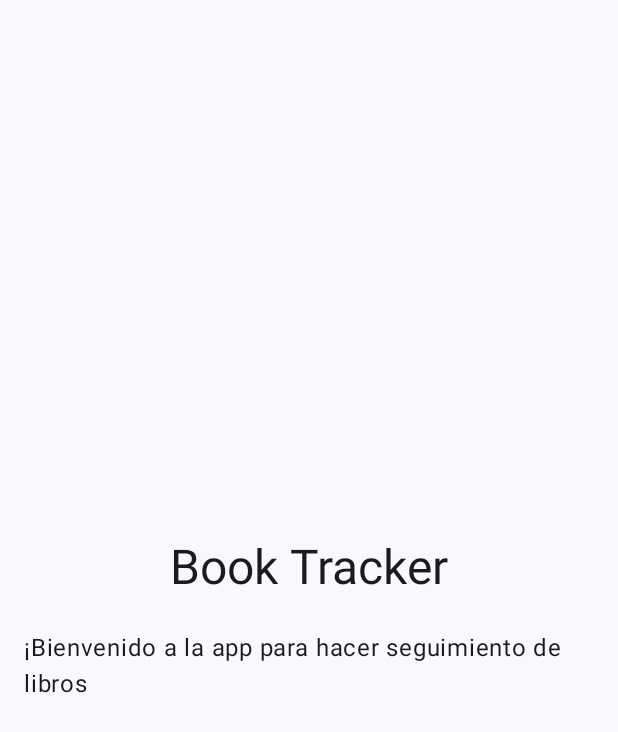
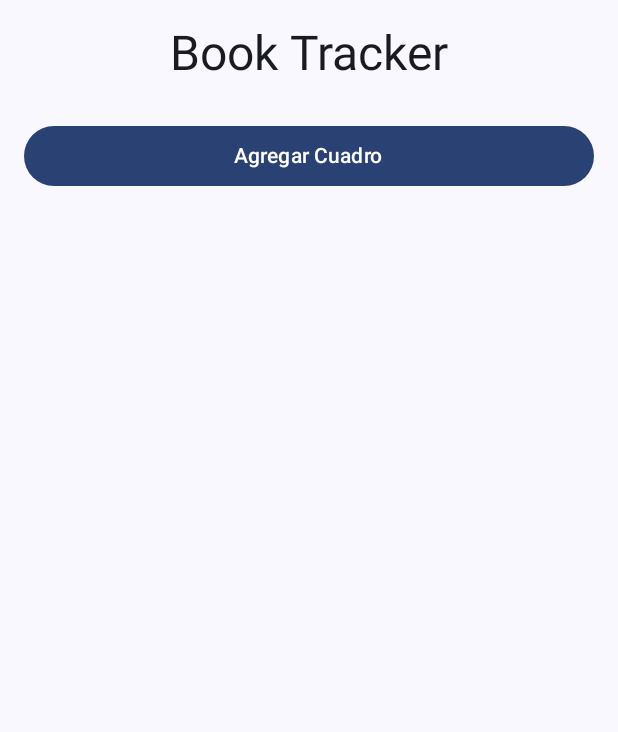
Before and after one commit to valentinogallard0/BookTrackerr, an Android app built with Jetpack Compose: the screen it shows after launch (MainActivity), on a phone screen of 412 x 824 dp. Shown: the top 732 px of the screen. Run offline under Robolectric (Android 15) with nearby library versions, the phone set to English and light mode, and no system bars.

Commit message:
Se agrega prueba para ir agregando libros

```diff
--- a/app/src/main/java/com/tecmilenio/booktrackerevidencia/MainActivity.kt
+++ b/app/src/main/java/com/tecmilenio/booktrackerevidencia/MainActivity.kt
@@ -3,9 +3,12 @@ package com.tecmilenio.booktrackerevidencia
 import android.os.Bundle
 import androidx.activity.ComponentActivity
 import androidx.activity.compose.setContent
+import androidx.compose.foundation.background
 import androidx.compose.foundation.layout.*
+import androidx.compose.foundation.lazy.grid.LazyVerticalGrid
+import androidx.compose.foundation.lazy.grid.GridCells
 import androidx.compose.material3.*
-import androidx.compose.runtime.Composable
+import androidx.compose.runtime.*
 import androidx.compose.ui.Alignment
 import androidx.compose.ui.Modifier
 import androidx.compose.ui.tooling.preview.Preview
@@ -25,6 +28,8 @@ class MainActivity : ComponentActivity() {
 
 @Composable
 fun MainScreen() {
+    var items by remember { mutableStateOf(listOf<String>()) } // Lista para almacenar los cuadros
+
     // Contenedor principal
     Surface(
         modifier = Modifier.fillMaxSize(),
@@ -35,7 +40,7 @@ fun MainScreen() {
                 .fillMaxSize()
                 .padding(16.dp),
             horizontalAlignment = Alignment.CenterHorizontally,
-            verticalArrangement = Arrangement.Center
+            verticalArrangement = Arrangement.Top
         ) {
             // Título de la pantalla
             Text(
@@ -45,12 +50,44 @@ fun MainScreen() {
 
             Spacer(modifier = Modifier.height(24.dp))
 
-            // Descripción o mensaje breve
-            Text(
-                text = "¡Bienvenido a la app para hacer seguimiento de libros",
-                style = MaterialTheme.typography.bodyLarge
-            )
+            // Botón para agregar un nuevo cuadro
+            Button(
+                onClick = {
+                    // Agregar un nuevo cuadro (elemento) al hacer clic
+                    items = items + "Cuadro ${items.size + 1}"
+                },
+                modifier = Modifier.fillMaxWidth()
+            ) {
+                Text("Agregar Cuadro")
+            }
 
+            Spacer(modifier = Modifier.height(32.dp))
+
+            // Rejilla de cuadros que se agregan dinámicamente
+            LazyVerticalGrid(
+                columns = GridCells.Adaptive(minSize = 100.dp), // El tamaño mínimo de los cuadros
+                modifier = Modifier.fillMaxSize(),
+                contentPadding = PaddingValues(8.dp),
+                verticalArrangement = Arrangement.spacedBy(8.dp),
+                horizontalArrangement = Arrangement.spacedBy(8.dp)
+            ) {
+                items(items.size) { index ->
+                    Box(
+                        modifier = Modifier
+                            .size(100.dp)
+                            .padding(8.dp)
+                            .background(MaterialTheme.colorScheme.primary)
+
+                    ) {
+                        Text(
+                            text = items[index],
+                            style = MaterialTheme.typography.bodyMedium,
+                            color = MaterialTheme.colorScheme.onPrimary,
+                            modifier = Modifier.align(Alignment.Center)
+                        )
+                    }
+                }
+            }
         }
     }
 }
```
